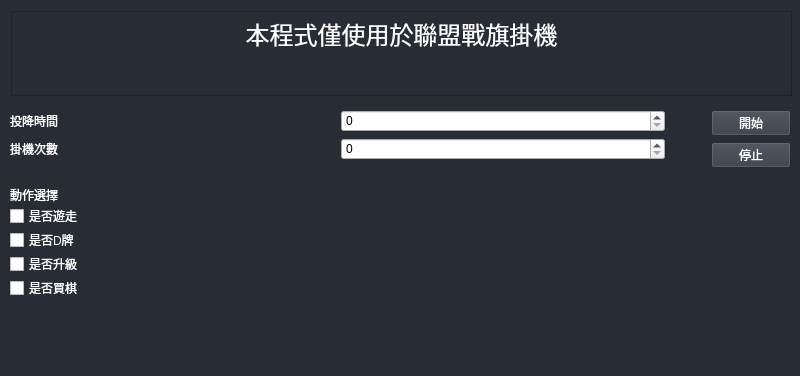
This is teamtaticscript.ui in LizardLiang/teamtatic_automove as Qt 5 draws it before an edit; both pictures show x 0 to 800 and y 0 to 376 of the 800 by 600 pixel window. The edited form follows.
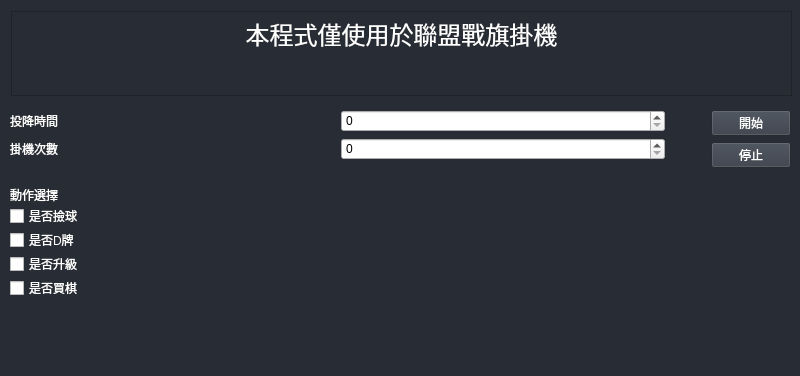
This is the edited form.

Diff of the .ui file:
```diff
--- a/teamtaticscript.ui
+++ b/teamtaticscript.ui
@@ -153,7 +153,7 @@
             <string notr="true">font: 18pt &quot;Agency FB&quot;;</string>
            </property>
            <property name="text">
-            <string>是否遊走</string>
+												<string>是否撿球</string>
            </property>
           </widget>
          </item>
```
Left out of the diff: 4 changed lines with no effect on the pictures. Lines whose indentation alone changed are shown as unchanged.
